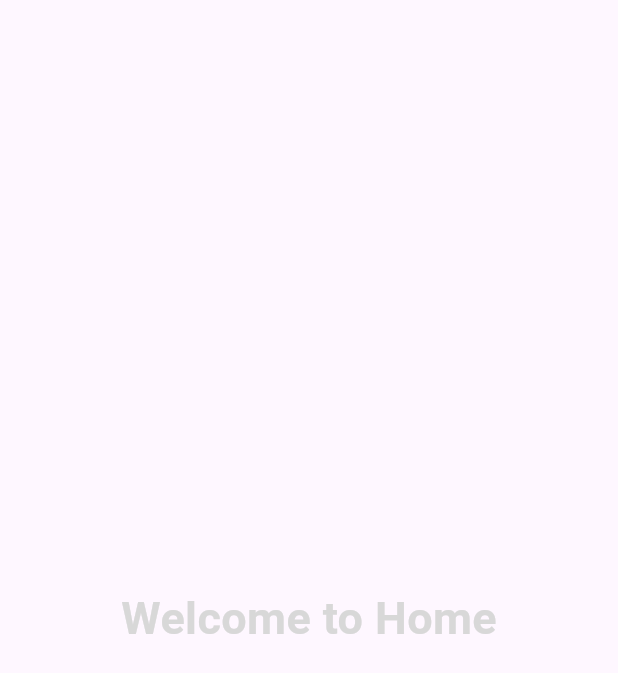
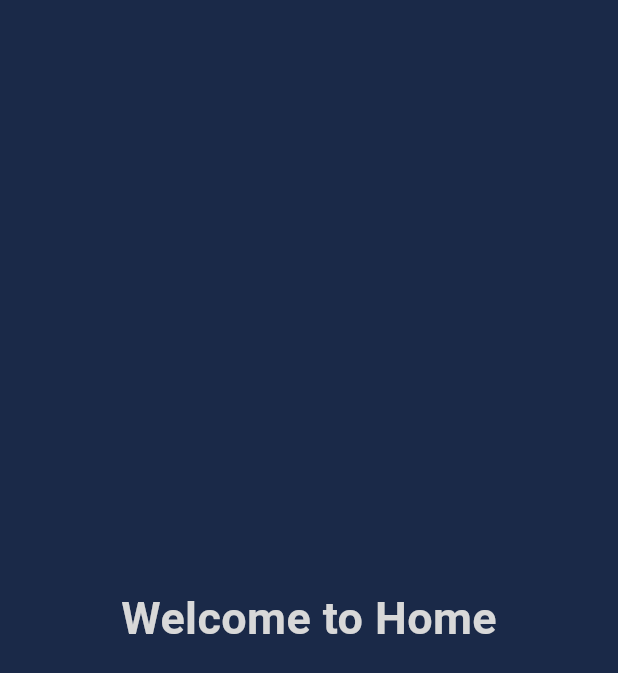
Before and after one commit to anmol-sarin/Flutter-Projects, a Flutter app: the screen it shows after launch, after a tap on "Login", on a phone screen of 412 x 824 dp. Shown: the top 673 px of the screen. Run offline on Flutter 3.47's test engine with Material 3 defaults, Android fonts, the phone set to English and light mode, and no system bars.

Commit message:
newCommit3

```diff
--- a/lib/main.dart
+++ b/lib/main.dart
@@ -13,7 +13,7 @@ class MyApp extends StatelessWidget{
     return MaterialApp(
       theme:ThemeData(
         textTheme: TextTheme(
-          // bodyMedium: TextStyle(color: Colors.white)
+          bodyMedium: TextStyle(color: Colors.white)
         )
       ),
       initialRoute:'/',
--- a/lib/pages/home_page.dart
+++ b/lib/pages/home_page.dart
@@ -8,7 +8,7 @@ class HomePage extends StatelessWidget{
   Widget build(BuildContext context){
     return MaterialApp(
       home:Scaffold(
-        // backgroundColor: AppColors.background,
+        backgroundColor: AppColors.background,
         body:Center(
           child:Text("Welcome to Home",
             style:TextStyle(
--- a/lib/pages/loginPage.dart
+++ b/lib/pages/loginPage.dart
@@ -9,7 +9,7 @@ class LoginPage extends StatelessWidget{
   Widget build (BuildContext context){
     return MaterialApp(
       home : Scaffold(
-        // backgroundColor:AppColors.background,
+        backgroundColor:AppColors.background,
 
         body:
         SingleChildScrollView(
```
